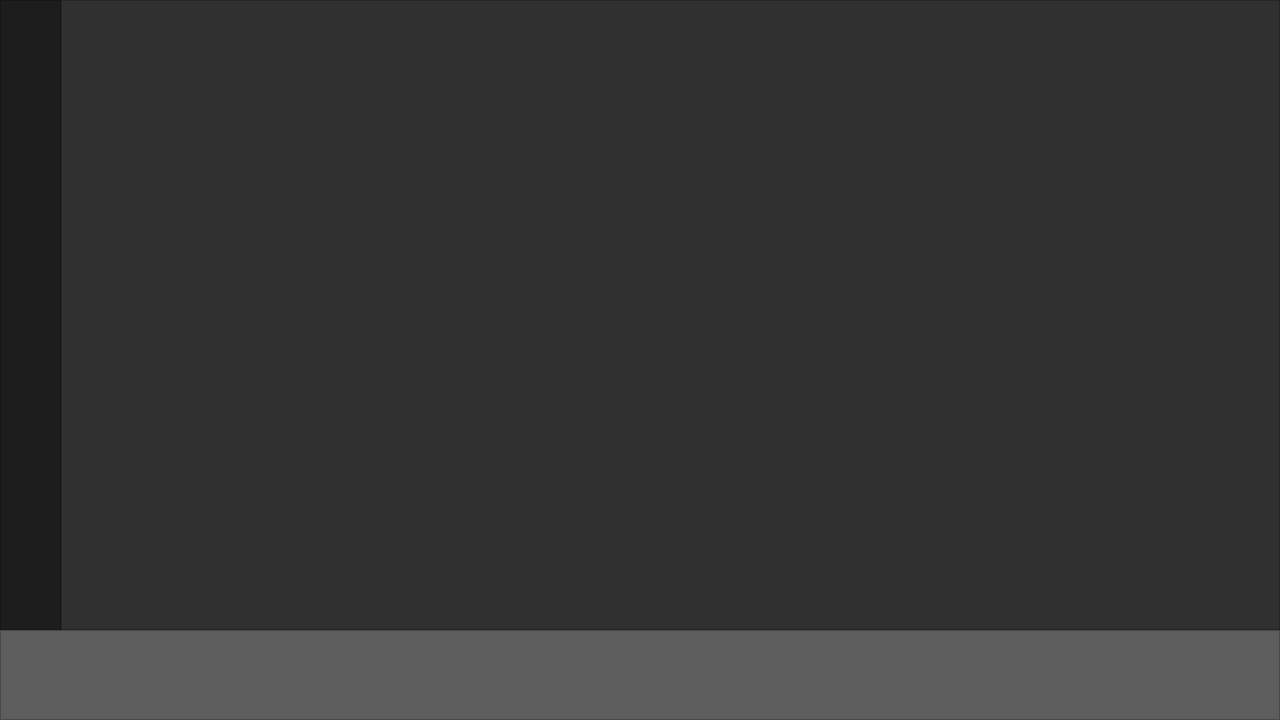
The window that mainwindow.ui (ShivaPrakash-006/QtMusicPlayer) describes before a commit, drawn with Qt 5.
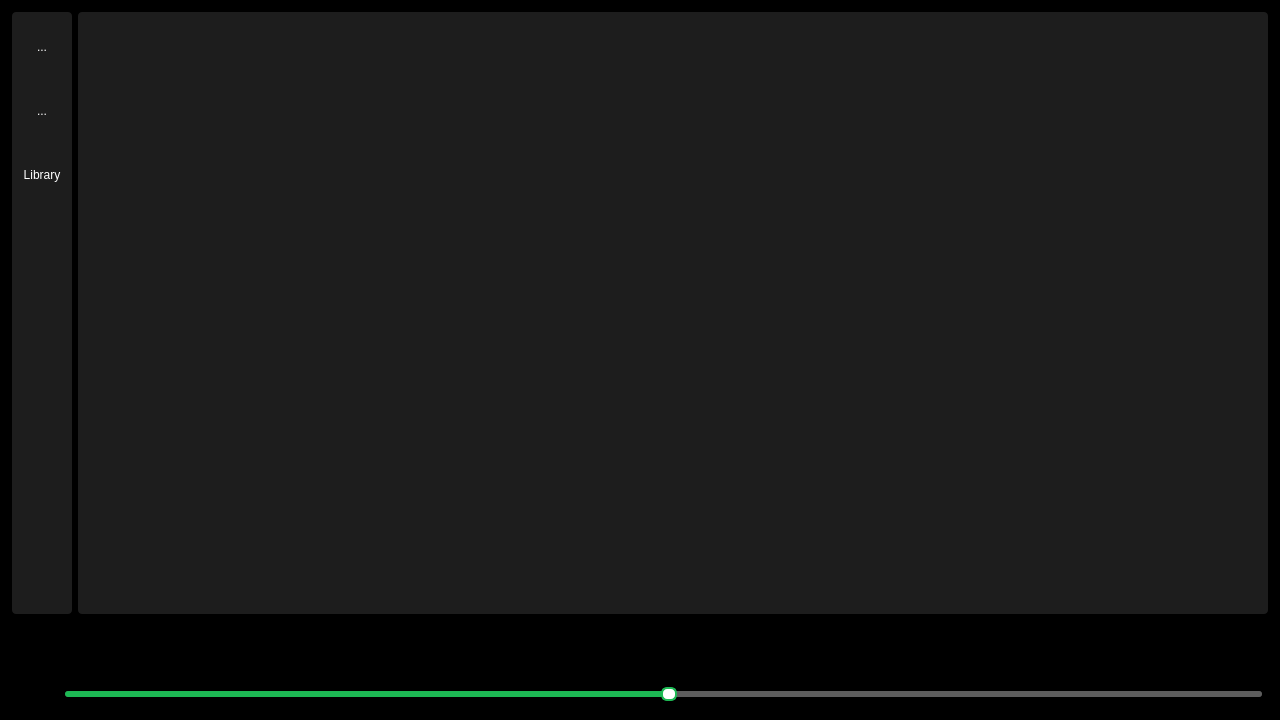
The same window after the commit. Icons and pictures are not drawn.

Commit message: Created Basic Layouts

Patch:
```diff
--- a/mainwindow.ui
+++ b/mainwindow.ui
@@ -510,21 +510,107 @@
      <verstretch>0</verstretch>
     </sizepolicy>
    </property>
+   <property name="palette">
+    <palette>
+     <active>
+      <colorrole role="Window">
+       <brush brushstyle="SolidPattern">
+        <color alpha="255">
+         <red>0</red>
+         <green>0</green>
+         <blue>0</blue>
+        </color>
+       </brush>
+      </colorrole>
+     </active>
+     <inactive>
+      <colorrole role="Window">
+       <brush brushstyle="SolidPattern">
+        <color alpha="255">
+         <red>0</red>
+         <green>0</green>
+         <blue>0</blue>
+        </color>
+       </brush>
+      </colorrole>
+     </inactive>
+     <disabled>
+      <colorrole role="Base">
+       <brush brushstyle="SolidPattern">
+        <color alpha="255">
+         <red>0</red>
+         <green>0</green>
+         <blue>0</blue>
+        </color>
+       </brush>
+      </colorrole>
+      <colorrole role="Window">
+       <brush brushstyle="SolidPattern">
+        <color alpha="255">
+         <red>0</red>
+         <green>0</green>
+         <blue>0</blue>
+        </color>
+       </brush>
+      </colorrole>
+     </disabled>
+    </palette>
+   </property>
+   <property name="autoFillBackground">
+    <bool>true</bool>
+   </property>
+   <property name="styleSheet">
+    <string notr="true">QSlider::groove:horizontal {
+    border: none;
+    height: 6px;
+    background: #3e3e3e;      /* dark gray background */
+    border-radius: 3px;
+}
+
+QSlider::sub-page:horizontal {
+    background: #1DB954;       /* Spotify green for progress */
+    border-radius: 3px;
+}
+
+QSlider::add-page:horizontal {
+    background: #5D5D5D;       /* unfilled portion */
+    border-radius: 3px;
+}
+
+QSlider::handle:horizontal {
+    background: white;         /* small white handle */
+    border: 2px solid #1DB954;
+    width: 12px;
+    height: 12px;
+    margin: -4px 0;            /* center handle vertically */
+    border-radius: 6px;
+}
+
+QSlider::handle:horizontal:hover {
+    background: #1DB954;       /* glow effect when hovered */
+    border: 2px solid white;
+}
+
+QSlider::handle:horizontal:pressed {
+    background: #1ed760;       /* lighter Spotify green */
+    border: 2px solid #1DB954;
+}</string>
+   </property>
    <layout class="QVBoxLayout" name="verticalLayout" stretch="7,1">
     <property name="spacing">
-     <number>0</number>
+     <number>6</number>
     </property>
     <property name="leftMargin">
-     <number>0</number>
+     <number>6</number>
     </property>
     <property name="topMargin">
-     <number>0</number>
+     <number>6</number>
     </property>
     <property name="rightMargin">
-     <number>0</number>
+     <number>6</number>
     </property>
     <property name="bottomMargin">
-     <number>0</number>
+     <number>6</number>
     </property>
     <item>
      <widget class="QWidget" name="upperArea" native="true">
@@ -536,19 +622,19 @@
       </property>
       <layout class="QHBoxLayout" name="horizontalLayout" stretch="1,20">
        <property name="spacing">
-        <number>0</number>
+        <number>6</number>
        </property>
        <property name="leftMargin">
-        <number>0</number>
+        <number>6</number>
        </property>
        <property name="topMargin">
-        <number>0</number>
+        <number>6</number>
        </property>
        <property name="rightMargin">
-        <number>0</number>
+        <number>6</number>
        </property>
        <property name="bottomMargin">
-        <number>0</number>
+        <number>6</number>
        </property>
        <item>
         <widget class="QFrame" name="sideBar">
@@ -561,6 +647,24 @@
          <property name="palette">
           <palette>
            <active>
+            <colorrole role="Button">
+             <brush brushstyle="SolidPattern">
+              <color alpha="255">
+               <red>29</red>
+               <green>29</green>
+               <blue>29</blue>
+              </color>
+             </brush>
+            </colorrole>
+            <colorrole role="Base">
+             <brush brushstyle="SolidPattern">
+              <color alpha="255">
+               <red>29</red>
+               <green>29</green>
+               <blue>29</blue>
+              </color>
+             </brush>
+            </colorrole>
             <colorrole role="Window">
              <brush brushstyle="SolidPattern">
               <color alpha="255">
@@ -572,6 +676,24 @@
             </colorrole>
            </active>
            <inactive>
+            <colorrole role="Button">
+             <brush brushstyle="SolidPattern">
+              <color alpha="255">
+               <red>29</red>
+               <green>29</green>
+               <blue>29</blue>
+              </color>
+             </brush>
+            </colorrole>
+            <colorrole role="Base">
+             <brush brushstyle="SolidPattern">
+              <color alpha="255">
+               <red>29</red>
+               <green>29</green>
+               <blue>29</blue>
+              </color>
+             </brush>
+            </colorrole>
             <colorrole role="Window">
              <brush brushstyle="SolidPattern">
               <color alpha="255">
@@ -583,6 +705,15 @@
             </colorrole>
            </inactive>
            <disabled>
+            <colorrole role="Button">
+             <brush brushstyle="SolidPattern">
+              <color alpha="255">
+               <red>29</red>
+               <green>29</green>
+               <blue>29</blue>
+              </color>
+             </brush>
+            </colorrole>
             <colorrole role="Base">
              <brush brushstyle="SolidPattern">
               <color alpha="255">
@@ -605,14 +736,931 @@
           </palette>
          </property>
          <property name="autoFillBackground">
-          <bool>true</bool>
+          <bool>false</bool>
+         </property>
+         <property name="styleSheet">
+          <string notr="true">QFrame {
+	background: #1D1D1D;
+	border: transparent;
+	border-radius: 4px;
+}
+
+QToolButton {
+    background: transparent;
+    border: transparent;
+	border-radius: 4px;
+    color: white;
+}
+
+QToolButton:hover {
+    background: rgba(255,255,255,0.1);
+}
+</string>
          </property>
          <property name="frameShape">
-          <enum>QFrame::Shape::StyledPanel</enum>
+          <enum>QFrame::Shape::NoFrame</enum>
          </property>
          <property name="frameShadow">
           <enum>QFrame::Shadow::Sunken</enum>
          </property>
+         <layout class="QVBoxLayout" name="verticalLayout_2" stretch="1,1,1,7">
+          <property name="spacing">
+           <number>6</number>
+          </property>
+          <property name="leftMargin">
+           <number>6</number>
+          </property>
+          <property name="topMargin">
+           <number>6</number>
+          </property>
+          <property name="rightMargin">
+           <number>6</number>
+          </property>
+          <property name="bottomMargin">
+           <number>6</number>
+          </property>
+          <item>
+           <widget class="QToolButton" name="homeButton">
+            <property name="sizePolicy">
+             <sizepolicy hsizetype="Expanding" vsizetype="Expanding">
+              <horstretch>0</horstretch>
+              <verstretch>0</verstretch>
+             </sizepolicy>
+            </property>
+            <property name="sizeIncrement">
+             <size>
+              <width>0</width>
+              <height>0</height>
+             </size>
+            </property>
+            <property name="palette">
+             <palette>
+              <active>
+               <colorrole role="WindowText">
+                <brush brushstyle="SolidPattern">
+                 <color alpha="255">
+                  <red>255</red>
+                  <green>255</green>
+                  <blue>255</blue>
+                 </color>
+                </brush>
+               </colorrole>
+               <colorrole role="Button">
+                <brush brushstyle="SolidPattern">
+                 <color alpha="0">
+                  <red>0</red>
+                  <green>0</green>
+                  <blue>0</blue>
+                 </color>
+                </brush>
+               </colorrole>
+               <colorrole role="Text">
+                <brush brushstyle="SolidPattern">
+                 <color alpha="255">
+                  <red>255</red>
+                  <green>255</green>
+                  <blue>255</blue>
+                 </color>
+                </brush>
+               </colorrole>
+               <colorrole role="ButtonText">
+                <brush brushstyle="SolidPattern">
+                 <color alpha="255">
+                  <red>255</red>
+                  <green>255</green>
+                  <blue>255</blue>
+                 </color>
+                </brush>
+               </colorrole>
+               <colorrole role="Base">
+                <brush brushstyle="SolidPattern">
+                 <color alpha="0">
+                  <red>0</red>
+                  <green>0</green>
+                  <blue>0</blue>
+                 </color>
+                </brush>
+               </colorrole>
+               <colorrole role="Window">
+                <brush brushstyle="SolidPattern">
+                 <color alpha="0">
+                  <red>0</red>
+                  <green>0</green>
+                  <blue>0</blue>
+                 </color>
+                </brush>
+               </colorrole>
+               <colorrole role="Shadow">
+                <brush brushstyle="SolidPattern">
+                 <color alpha="0">
+                  <red>0</red>
+                  <green>0</green>
+                  <blue>0</blue>
+                 </color>
+                </brush>
+               </colorrole>
+               <colorrole role="Highlight">
+                <brush brushstyle="SolidPattern">
+                 <color alpha="255">
+                  <red>0</red>
+                  <green>0</green>
+                  <blue>0</blue>
+                 </color>
+                </brush>
+               </colorrole>
+               <colorrole role="PlaceholderText">
+                <brush brushstyle="SolidPattern">
+                 <color alpha="128">
+                  <red>255</red>
+                  <green>255</green>
+                  <blue>255</blue>
+                 </color>
+                </brush>
+               </colorrole>
+              </active>
+              <inactive>
+               <colorrole role="WindowText">
+                <brush brushstyle="SolidPattern">
+                 <color alpha="255">
+                  <red>255</red>
+                  <green>255</green>
+                  <blue>255</blue>
+                 </color>
+                </brush>
+               </colorrole>
+               <colorrole role="Button">
+                <brush brushstyle="SolidPattern">
+                 <color alpha="0">
+                  <red>0</red>
+                  <green>0</green>
+                  <blue>0</blue>
+                 </color>
+                </brush>
+               </colorrole>
+               <colorrole role="Text">
+                <brush brushstyle="SolidPattern">
+                 <color alpha="255">
+                  <red>255</red>
+                  <green>255</green>
+                  <blue>255</blue>
+                 </color>
+                </brush>
+               </colorrole>
+               <colorrole role="ButtonText">
+                <brush brushstyle="SolidPattern">
+                 <color alpha="255">
+                  <red>255</red>
+                  <green>255</green>
+                  <blue>255</blue>
+                 </color>
+                </brush>
+               </colorrole>
+               <colorrole role="Base">
+                <brush brushstyle="SolidPattern">
+                 <color alpha="0">
+                  <red>0</red>
+                  <green>0</green>
+                  <blue>0</blue>
+                 </color>
+                </brush>
+               </colorrole>
+               <colorrole role="Window">
+                <brush brushstyle="SolidPattern">
+                 <color alpha="0">
+                  <red>0</red>
+                  <green>0</green>
+                  <blue>0</blue>
+                 </color>
+                </brush>
+               </colorrole>
+               <colorrole role="Shadow">
+                <brush brushstyle="SolidPattern">
+                 <color alpha="0">
+                  <red>0</red>
+                  <green>0</green>
+                  <blue>0</blue>
+                 </color>
+                </brush>
+               </colorrole>
+               <colorrole role="Highlight">
+                <brush brushstyle="SolidPattern">
+                 <color alpha="255">
+                  <red>0</red>
+                  <green>0</green>
+                  <blue>0</blue>
+                 </color>
+                </brush>
+               </colorrole>
+               <colorrole role="PlaceholderText">
+                <brush brushstyle="SolidPattern">
+                 <color alpha="128">
+                  <red>255</red>
+                  <green>255</green>
+                  <blue>255</blue>
+                 </color>
+                </brush>
+               </colorrole>
+              </inactive>
+              <disabled>
+               <colorrole role="WindowText">
+                <brush brushstyle="SolidPattern">
+                 <color alpha="255">
+                  <red>255</red>
+                  <green>255</green>
+                  <blue>255</blue>
+                 </color>
+                </brush>
+               </colorrole>
+               <colorrole role="Button">
+                <brush brushstyle="SolidPattern">
+                 <color alpha="0">
+                  <red>0</red>
+                  <green>0</green>
+                  <blue>0</blue>
+                 </color>
+                </brush>
+               </colorrole>
+               <colorrole role="Text">
+                <brush brushstyle="SolidPattern">
+                 <color alpha="255">
+                  <red>255</red>
+                  <green>255</green>
+                  <blue>255</blue>
+                 </color>
+                </brush>
+               </colorrole>
+               <colorrole role="ButtonText">
+                <brush brushstyle="SolidPattern">
+                 <color alpha="255">
+                  <red>255</red>
+                  <green>255</green>
+                  <blue>255</blue>
+                 </color>
+                </brush>
+               </colorrole>
+               <colorrole role="Base">
+                <brush brushstyle="SolidPattern">
+                 <color alpha="0">
+                  <red>0</red>
+                  <green>0</green>
+                  <blue>0</blue>
+                 </color>
+                </brush>
+               </colorrole>
+               <colorrole role="Window">
+                <brush brushstyle="SolidPattern">
+                 <color alpha="0">
+                  <red>0</red>
+                  <green>0</green>
+                  <blue>0</blue>
+                 </color>
+                </brush>
+               </colorrole>
+               <colorrole role="Shadow">
+                <brush brushstyle="SolidPattern">
+                 <color alpha="0">
+                  <red>0</red>
+                  <green>0</green>
+                  <blue>0</blue>
+                 </color>
+                </brush>
+               </colorrole>
+               <colorrole role="PlaceholderText">
+                <brush brushstyle="SolidPattern">
+                 <color alpha="128">
+                  <red>255</red>
+                  <green>255</green>
+                  <blue>255</blue>
+                 </color>
+                </brush>
+               </colorrole>
+              </disabled>
+             </palette>
+            </property>
+            <property name="acceptDrops">
+             <bool>true</bool>
+            </property>
+            <property name="autoFillBackground">
+             <bool>false</bool>
+            </property>
+            <property name="styleSheet">
+             <string notr="true">QToolButton {
+    background: transparent;
+    border: none;
+    color: white;
+    padding: 8px;
+}
+
+QToolButton:hover {
+    background: rgba(255,255,255,0.1);
+}
+</string>
+            </property>
+            <property name="text">
+             <string>...</string>
+            </property>
+            <property name="icon">
+             <iconset resource="icons.qrc">
+              <normaloff>:/icons/Assets/Icons/home.svg</normaloff>:/icons/Assets/Icons/home.svg</iconset>
+            </property>
+            <property name="iconSize">
+             <size>
+              <width>25</width>
+              <height>25</height>
+             </size>
+            </property>
+            <property name="autoRaise">
+             <bool>true</bool>
+            </property>
+           </widget>
+          </item>
+          <item>
+           <widget class="QToolButton" name="searchButton">
+            <property name="sizePolicy">
+             <sizepolicy hsizetype="Expanding" vsizetype="Expanding">
+              <horstretch>0</horstretch>
+              <verstretch>0</verstretch>
+             </sizepolicy>
+            </property>
+            <property name="sizeIncrement">
+             <size>
+              <width>0</width>
+              <height>0</height>
+             </size>
+            </property>
+            <property name="palette">
+             <palette>
+              <active>
+               <colorrole role="WindowText">
+                <brush brushstyle="SolidPattern">
+                 <color alpha="255">
+                  <red>255</red>
+                  <green>255</green>
+                  <blue>255</blue>
+                 </color>
+                </brush>
+               </colorrole>
+               <colorrole role="Button">
+                <brush brushstyle="SolidPattern">
+                 <color alpha="0">
+                  <red>0</red>
+                  <green>0</green>
+                  <blue>0</blue>
+                 </color>
+                </brush>
+               </colorrole>
+               <colorrole role="Text">
+                <brush brushstyle="SolidPattern">
+                 <color alpha="255">
+                  <red>255</red>
+                  <green>255</green>
+                  <blue>255</blue>
+                 </color>
+                </brush>
+               </colorrole>
+               <colorrole role="ButtonText">
+                <brush brushstyle="SolidPattern">
+                 <color alpha="255">
+                  <red>255</red>
+                  <green>255</green>
+                  <blue>255</blue>
+                 </color>
+                </brush>
+               </colorrole>
+               <colorrole role="Base">
+                <brush brushstyle="SolidPattern">
+                 <color alpha="0">
+                  <red>0</red>
+                  <green>0</green>
+                  <blue>0</blue>
+                 </color>
+                </brush>
+               </colorrole>
+               <colorrole role="Window">
+                <brush brushstyle="SolidPattern">
+                 <color alpha="0">
+                  <red>0</red>
+                  <green>0</green>
+                  <blue>0</blue>
+                 </color>
+                </brush>
+               </colorrole>
+               <colorrole role="Shadow">
+                <brush brushstyle="SolidPattern">
+                 <color alpha="0">
+                  <red>0</red>
+                  <green>0</green>
+                  <blue>0</blue>
+                 </color>
+                </brush>
+               </colorrole>
+               <colorrole role="Highlight">
+                <brush brushstyle="SolidPattern">
+                 <color alpha="255">
+                  <red>0</red>
+                  <green>0</green>
+                  <blue>0</blue>
+                 </color>
+                </brush>
+               </colorrole>
+               <colorrole role="PlaceholderText">
+                <brush brushstyle="SolidPattern">
+                 <color alpha="128">
+                  <red>255</red>
+                  <green>255</green>
+                  <blue>255</blue>
+                 </color>
+                </brush>
+               </colorrole>
+              </active>
+              <inactive>
+               <colorrole role="WindowText">
+                <brush brushstyle="SolidPattern">
+                 <color alpha="255">
+                  <red>255</red>
+                  <green>255</green>
+                  <blue>255</blue>
+                 </color>
+                </brush>
+               </colorrole>
+               <colorrole role="Button">
+                <brush brushstyle="SolidPattern">
+                 <color alpha="0">
+                  <red>0</red>
+                  <green>0</green>
+                  <blue>0</blue>
+                 </color>
+                </brush>
+               </colorrole>
+               <colorrole role="Text">
+                <brush brushstyle="SolidPattern">
+                 <color alpha="255">
+                  <red>255</red>
+                  <green>255</green>
+                  <blue>255</blue>
+                 </color>
+                </brush>
+               </colorrole>
+               <colorrole role="ButtonText">
+                <brush brushstyle="SolidPattern">
+                 <color alpha="255">
+                  <red>255</red>
+                  <green>255</green>
+                  <blue>255</blue>
+                 </color>
+                </brush>
+               </colorrole>
+               <colorrole role="Base">
+                <brush brushstyle="SolidPattern">
+                 <color alpha="0">
+                  <red>0</red>
+                  <green>0</green>
+                  <blue>0</blue>
+                 </color>
+                </brush>
+               </colorrole>
+               <colorrole role="Window">
+                <brush brushstyle="SolidPattern">
+                 <color alpha="0">
+                  <red>0</red>
+                  <green>0</green>
+                  <blue>0</blue>
+                 </color>
+                </brush>
+               </colorrole>
+               <colorrole role="Shadow">
+                <brush brushstyle="SolidPattern">
+                 <color alpha="0">
+                  <red>0</red>
+                  <green>0</green>
+                  <blue>0</blue>
+                 </color>
+                </brush>
+               </colorrole>
+               <colorrole role="Highlight">
+                <brush brushstyle="SolidPattern">
+                 <color alpha="255">
+                  <red>0</red>
+                  <green>0</green>
+                  <blue>0</blue>
+                 </color>
+                </brush>
+               </colorrole>
+               <colorrole role="PlaceholderText">
+                <brush brushstyle="SolidPattern">
+                 <color alpha="128">
+                  <red>255</red>
+                  <green>255</green>
+                  <blue>255</blue>
+                 </color>
+                </brush>
+               </colorrole>
+              </inactive>
+              <disabled>
+               <colorrole role="WindowText">
+                <brush brushstyle="SolidPattern">
+                 <color alpha="255">
+                  <red>255</red>
+                  <green>255</green>
+                  <blue>255</blue>
+                 </color>
+                </brush>
+               </colorrole>
+               <colorrole role="Button">
+                <brush brushstyle="SolidPattern">
+                 <color alpha="0">
+                  <red>0</red>
+                  <green>0</green>
+                  <blue>0</blue>
+                 </color>
+                </brush>
+               </colorrole>
+               <colorrole role="Text">
+                <brush brushstyle="SolidPattern">
+                 <color alpha="255">
+                  <red>255</red>
+                  <green>255</green>
+                  <blue>255</blue>
+                 </color>
+                </brush>
+               </colorrole>
+               <colorrole role="ButtonText">
+                <brush brushstyle="SolidPattern">
+                 <color alpha="255">
+                  <red>255</red>
+                  <green>255</green>
+                  <blue>255</blue>
+                 </color>
+                </brush>
+               </colorrole>
+               <colorrole role="Base">
+                <brush brushstyle="SolidPattern">
+                 <color alpha="0">
+                  <red>0</red>
+                  <green>0</green>
+                  <blue>0</blue>
+                 </color>
+                </brush>
+               </colorrole>
+               <colorrole role="Window">
+                <brush brushstyle="SolidPattern">
+                 <color alpha="0">
+                  <red>0</red>
+                  <green>0</green>
+                  <blue>0</blue>
+                 </color>
+                </brush>
+               </colorrole>
+               <colorrole role="Shadow">
+                <brush brushstyle="SolidPattern">
+                 <color alpha="0">
+                  <red>0</red>
+                  <green>0</green>
+                  <blue>0</blue>
+                 </color>
+                </brush>
+               </colorrole>
+               <colorrole role="PlaceholderText">
+                <brush brushstyle="SolidPattern">
+                 <color alpha="128">
+                  <red>255</red>
+                  <green>255</green>
+                  <blue>255</blue>
+                 </color>
+                </brush>
+               </colorrole>
+              </disabled>
+             </palette>
+            </property>
+            <property name="acceptDrops">
+             <bool>true</bool>
+            </property>
+            <property name="autoFillBackground">
+             <bool>false</bool>
+            </property>
+            <property name="text">
+             <string>...</string>
+            </property>
+            <property name="icon">
+             <iconset resource="icons.qrc">
+              <normaloff>:/icons/Assets/Icons/search.svg</normaloff>:/icons/Assets/Icons/search.svg</iconset>
+            </property>
+            <property name="iconSize">
+             <size>
+              <width>25</width>
+              <height>25</height>
+             </size>
+            </property>
+            <property name="autoRaise">
+             <bool>true</bool>
+            </property>
+           </widget>
+          </item>
+          <item>
+           <widget class="QToolButton" name="libraryButton">
+            <property name="sizePolicy">
+             <sizepolicy hsizetype="Expanding" vsizetype="Expanding">
+              <horstretch>0</horstretch>
+              <verstretch>0</verstretch>
+             </sizepolicy>
+            </property>
+            <property name="sizeIncrement">
+             <size>
+              <width>0</width>
+              <height>0</height>
+             </size>
+            </property>
+            <property name="palette">
+             <palette>
+              <active>
+               <colorrole role="WindowText">
+                <brush brushstyle="SolidPattern">
+                 <color alpha="255">
+                  <red>255</red>
+                  <green>255</green>
+                  <blue>255</blue>
+                 </color>
+                </brush>
+               </colorrole>
+               <colorrole role="Button">
+                <brush brushstyle="SolidPattern">
+                 <color alpha="0">
+                  <red>0</red>
+                  <green>0</green>
+                  <blue>0</blue>
+                 </color>
+                </brush>
+               </colorrole>
+               <colorrole role="Text">
+                <brush brushstyle="SolidPattern">
+                 <color alpha="255">
+                  <red>255</red>
+                  <green>255</green>
+                  <blue>255</blue>
+                 </color>
+                </brush>
+               </colorrole>
+               <colorrole role="ButtonText">
+                <brush brushstyle="SolidPattern">
+                 <color alpha="255">
+                  <red>255</red>
+                  <green>255</green>
+                  <blue>255</blue>
+                 </color>
+                </brush>
+               </colorrole>
+               <colorrole role="Base">
+                <brush brushstyle="SolidPattern">
+                 <color alpha="0">
+                  <red>0</red>
+                  <green>0</green>
+                  <blue>0</blue>
+                 </color>
+                </brush>
+               </colorrole>
+               <colorrole role="Window">
+                <brush brushstyle="SolidPattern">
+                 <color alpha="0">
+                  <red>0</red>
+                  <green>0</green>
+                  <blue>0</blue>
+                 </color>
+                </brush>
+               </colorrole>
+               <colorrole role="Shadow">
+                <brush brushstyle="SolidPattern">
+                 <color alpha="0">
+                  <red>0</red>
+                  <green>0</green>
+                  <blue>0</blue>
+                 </color>
+                </brush>
+               </colorrole>
+               <colorrole role="Highlight">
+                <brush brushstyle="SolidPattern">
+                 <color alpha="255">
+                  <red>0</red>
+                  <green>0</green>
+                  <blue>0</blue>
+                 </color>
+                </brush>
+               </colorrole>
+               <colorrole role="PlaceholderText">
+                <brush brushstyle="SolidPattern">
+                 <color alpha="128">
+                  <red>255</red>
+                  <green>255</green>
+                  <blue>255</blue>
+                 </color>
+                </brush>
+               </colorrole>
+              </active>
+              <inactive>
+               <colorrole role="WindowText">
+                <brush brushstyle="SolidPattern">
+                 <color alpha="255">
+                  <red>255</red>
+                  <green>255</green>
+                  <blue>255</blue>
+                 </color>
+                </brush>
+               </colorrole>
+               <colorrole role="Button">
+                <brush brushstyle="SolidPattern">
+                 <color alpha="0">
+                  <red>0</red>
+                  <green>0</green>
+                  <blue>0</blue>
+                 </color>
+                </brush>
+               </colorrole>
+               <colorrole role="Text">
+                <brush brushstyle="SolidPattern">
+                 <color alpha="255">
+                  <red>255</red>
+                  <green>255</green>
+                  <blue>255</blue>
+                 </color>
+                </brush>
+               </colorrole>
+               <colorrole role="ButtonText">
+                <brush brushstyle="SolidPattern">
+                 <color alpha="255">
+                  <red>255</red>
+                  <green>255</green>
+                  <blue>255</blue>
+                 </color>
+                </brush>
+               </colorrole>
+               <colorrole role="Base">
+                <brush brushstyle="SolidPattern">
+                 <color alpha="0">
+                  <red>0</red>
+                  <green>0</green>
+                  <blue>0</blue>
+                 </color>
+                </brush>
+               </colorrole>
+               <colorrole role="Window">
+                <brush brushstyle="SolidPattern">
+                 <color alpha="0">
+                  <red>0</red>
+                  <green>0</green>
+                  <blue>0</blue>
+                 </color>
+                </brush>
+               </colorrole>
+               <colorrole role="Shadow">
+                <brush brushstyle="SolidPattern">
+                 <color alpha="0">
+                  <red>0</red>
+                  <green>0</green>
+                  <blue>0</blue>
+                 </color>
+                </brush>
+               </colorrole>
+               <colorrole role="Highlight">
+                <brush brushstyle="SolidPattern">
+                 <color alpha="255">
+                  <red>0</red>
+                  <green>0</green>
+                  <blue>0</blue>
+                 </color>
+                </brush>
+               </colorrole>
+               <colorrole role="PlaceholderText">
+                <brush brushstyle="SolidPattern">
+                 <color alpha="128">
+                  <red>255</red>
+                  <green>255</green>
+                  <blue>255</blue>
+                 </color>
+                </brush>
+               </colorrole>
+              </inactive>
+              <disabled>
+               <colorrole role="WindowText">
+                <brush brushstyle="SolidPattern">
+                 <color alpha="255">
+                  <red>255</red>
+                  <green>255</green>
+                  <blue>255</blue>
+                 </color>
+                </brush>
+               </colorrole>
+               <colorrole role="Button">
+                <brush brushstyle="SolidPattern">
+                 <color alpha="0">
+                  <red>0</red>
+                  <green>0</green>
+                  <blue>0</blue>
+                 </color>
+                </brush>
+               </colorrole>
+               <colorrole role="Text">
+                <brush brushstyle="SolidPattern">
+                 <color alpha="255">
+                  <red>255</red>
+                  <green>255</green>
+                  <blue>255</blue>
+                 </color>
+                </brush>
+               </colorrole>
+               <colorrole role="ButtonText">
+                <brush brushstyle="SolidPattern">
+                 <color alpha="255">
+                  <red>255</red>
+                  <green>255</green>
+                  <blue>255</blue>
+                 </color>
+                </brush>
+               </colorrole>
+               <colorrole role="Base">
+                <brush brushstyle="SolidPattern">
+                 <color alpha="0">
+                  <red>0</red>
+                  <green>0</green>
+                  <blue>0</blue>
+                 </color>
+                </brush>
+               </colorrole>
+               <colorrole role="Window">
+                <brush brushstyle="SolidPattern">
+                 <color alpha="0">
+                  <red>0</red>
+                  <green>0</green>
+                  <blue>0</blue>
+                 </color>
+                </brush>
+               </colorrole>
+               <colorrole role="Shadow">
+                <brush brushstyle="SolidPattern">
+                 <color alpha="0">
+                  <red>0</red>
+                  <green>0</green>
+                  <blue>0</blue>
+                 </color>
+                </brush>
+               </colorrole>
+               <colorrole role="PlaceholderText">
+                <brush brushstyle="SolidPattern">
+                 <color alpha="128">
+                  <red>255</red>
+                  <green>255</green>
+                  <blue>255</blue>
+                 </color>
+                </brush>
+               </colorrole>
+              </disabled>
+             </palette>
+            </property>
+            <property name="acceptDrops">
+             <bool>true</bool>
+            </property>
+            <property name="autoFillBackground">
+             <bool>false</bool>
+            </property>
+            <property name="text">
+             <string>Library</string>
+            </property>
+            <property name="icon">
+             <iconset resource="icons.qrc">
+              <normaloff>:/icons/Assets/Icons/library.svg</normaloff>:/icons/Assets/Icons/library.svg</iconset>
+            </property>
+            <property name="iconSize">
+             <size>
+              <width>25</width>
+              <height>25</height>
+             </size>
+            </property>
+            <property name="toolButtonStyle">
+             <enum>Qt::ToolButtonStyle::ToolButtonIconOnly</enum>
+            </property>
+            <property name="autoRaise">
+             <bool>true</bool>
+            </property>
+            <property name="arrowType">
+             <enum>Qt::ArrowType::NoArrow</enum>
+            </property>
+           </widget>
+          </item>
+          <item>
+           <spacer name="verticalSpacer">
+            <property name="orientation">
+             <enum>Qt::Orientation::Vertical</enum>
+            </property>
+            <property name="sizeType">
+             <enum>QSizePolicy::Policy::Expanding</enum>
+            </property>
+            <property name="sizeHint" stdset="0">
+             <size>
+              <width>20</width>
+              <height>80</height>
+             </size>
+            </property>
+           </spacer>
+          </item>
+         </layout>
         </widget>
        </item>
        <item>
@@ -623,11 +1671,21 @@
            <verstretch>0</verstretch>
           </sizepolicy>
          </property>
+         <property name="autoFillBackground">
+          <bool>false</bool>
+         </property>
+         <property name="styleSheet">
+          <string notr="true">QFrame {
+	background: #1D1D1D;
+	border: transparent;	
+	border-radius: 4px;
+}</string>
+         </property>
          <property name="frameShape">
-          <enum>QFrame::Shape::StyledPanel</enum>
+          <enum>QFrame::Shape::NoFrame</enum>
          </property>
          <property name="frameShadow">
-          <enum>QFrame::Shadow::Raised</enum>
+          <enum>QFrame::Shadow::Sunken</enum>
          </property>
         </widget>
        </item>
@@ -666,61 +1724,98 @@
            <verstretch>0</verstretch>
           </sizepolicy>
          </property>
-         <property name="palette">
-          <palette>
-           <active>
-            <colorrole role="Window">
-             <brush brushstyle="SolidPattern">
-              <color alpha="255">
-               <red>93</red>
-               <green>93</green>
-               <blue>93</blue>
-              </color>
-             </brush>
-            </colorrole>
-           </active>
-           <inactive>
-            <colorrole role="Window">
-             <brush brushstyle="SolidPattern">
-              <color alpha="255">
-               <red>93</red>
-               <green>93</green>
-               <blue>93</blue>
-              </color>
-             </brush>
-            </colorrole>
-           </inactive>
-           <disabled>
-            <colorrole role="Base">
-             <brush brushstyle="SolidPattern">
-              <color alpha="255">
-               <red>93</red>
-               <green>93</green>
-               <blue>93</blue>
-              </color>
-             </brush>
-            </colorrole>
-            <colorrole role="Window">
-             <brush brushstyle="SolidPattern">
-              <color alpha="255">
-               <red>93</red>
-               <green>93</green>
-               <blue>93</blue>
-              </color>
-             </brush>
-            </colorrole>
-           </disabled>
-          </palette>
-         </property>
          <property name="autoFillBackground">
-          <bool>true</bool>
+          <bool>false</bool>
          </property>
          <property name="frameShape">
-          <enum>QFrame::Shape::StyledPanel</enum>
+          <enum>QFrame::Shape::NoFrame</enum>
          </property>
          <property name="frameShadow">
-          <enum>QFrame::Shadow::Plain</enum>
+          <enum>QFrame::Shadow::Raised</enum>
          </property>
+         <layout class="QVBoxLayout" name="verticalLayout_3" stretch="5,1">
+          <property name="spacing">
+           <number>6</number>
+          </property>
+          <property name="leftMargin">
+           <number>6</number>
+          </property>
+          <property name="topMargin">
+           <number>6</number>
+          </property>
+          <property name="rightMargin">
+           <number>6</number>
+          </property>
+          <property name="bottomMargin">
+           <number>6</number>
+          </property>
+          <item>
+           <widget class="QWidget" name="mediaControls" native="true">
+            <property name="sizePolicy">
+             <sizepolicy hsizetype="Expanding" vsizetype="Preferred">
+              <horstretch>0</horstretch>
+              <verstretch>0</verstretch>
+             </sizepolicy>
+            </property>
+           </widget>
+          </item>
+          <item>
+           <widget class="QWidget" name="timeBar" native="true">
+            <property name="sizePolicy">
+             <sizepolicy hsizetype="Expanding" vsizetype="Preferred">
+              <horstretch>0</horstretch>
+              <verstretch>0</verstretch>
+             </sizepolicy>
+            </property>
+            <layout class="QHBoxLayout" name="horizontalLayout_3" stretch="1,30">
+             <property name="leftMargin">
+              <number>6</number>
+             </property>
+             <property name="topMargin">
+              <number>6</number>
+             </property>
+             <property name="rightMargin">
+              <number>6</number>
+             </property>
+             <property name="bottomMargin">
+              <number>6</number>
+             </property>
+             <item>
+              <widget class="QLabel" name="songTime">
+               <property name="text">
+                <string>3:00:00</string>
+               </property>
+               <property name="scaledContents">
+                <bool>false</bool>
+               </property>
+               <property name="alignment">
+                <set>Qt::AlignmentFlag::AlignRight|Qt::AlignmentFlag::AlignTrailing|Qt::AlignmentFlag::AlignVCenter</set>
+               </property>
+              </widget>
+             </item>
+             <item>
+              <widget class="QSlider" name="timeProgress">
+               <property name="sizePolicy">
+                <sizepolicy hsizetype="Expanding" vsizetype="Expanding">
+                 <horstretch>0</horstretch>
+                 <verstretch>0</verstretch>
+                </sizepolicy>
+               </property>
+               <property name="sliderPosition">
+                <number>50</number>
+               </property>
+               <property name="orientation">
+                <enum>Qt::Orientation::Horizontal</enum>
+               </property>
+               <property name="tickPosition">
+                <enum>QSlider::TickPosition::NoTicks</enum>
+               </property>
+              </widget>
+             </item>
+            </layout>
+           </widget>
+          </item>
+         </layout>
         </widget>
        </item>
       </layout>
```
Left out of the diff: 4 changed lines with no effect on the pictures. The commit also changes 6 other files.
